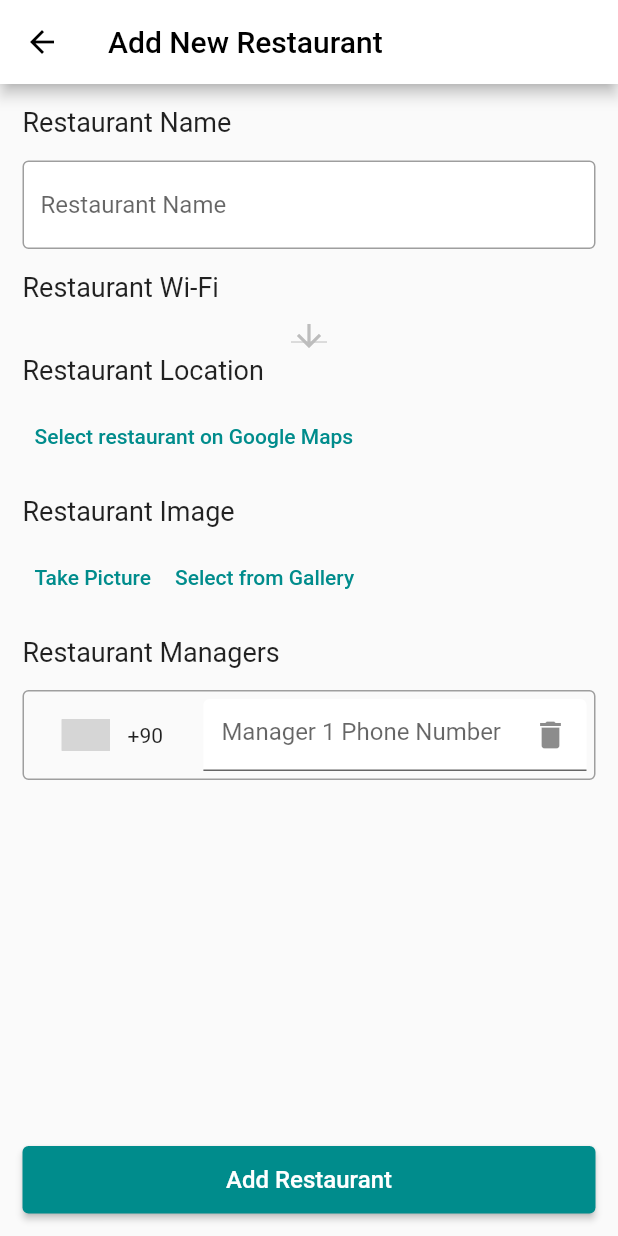
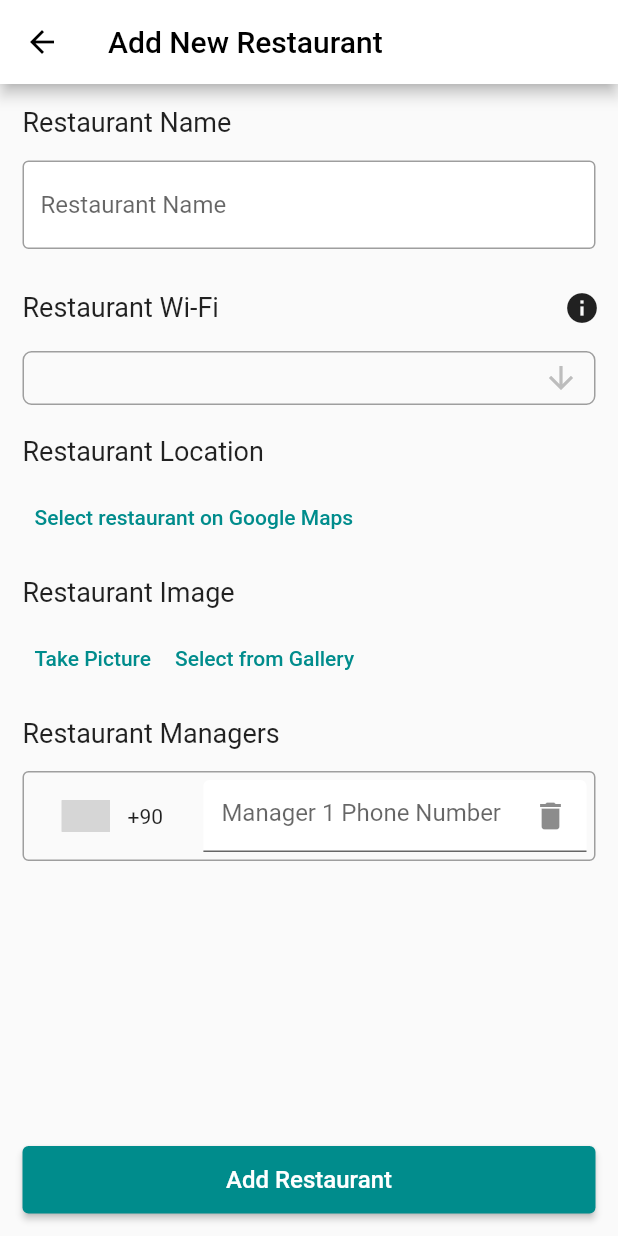
Before and after one commit to alidogangullu/project_mobile, a Flutter app: the AddRestaurant screen opened directly, on a phone screen of 412 x 824 dp. Run offline on Flutter 3.47's test engine with Material 2 defaults, Android fonts, the phone set to English and light mode, and no system bars; drawn by our look-alikes of intl_phone_number_input; our stand-ins replace cloud_firestore, firebase_auth, firebase_core, firebase_storage, flutter_image_compress, flutter_rating_bar and 8 more; missing offline and left inert: android_flutter_wifi, mobile_scanner, place_picker, safe_device, simple_speed_dial, slide_action; accounts and stored records are empty; statements that could not run were skipped; grey boxes are pictures that could not be loaded.

```diff
--- a/lib/Customer/customerHome.dart
+++ b/lib/Customer/customerHome.dart
@@ -203,7 +203,7 @@ class HomeState extends State<Home> {
       floatingActionButton: _showSearchAndQR // Conditionally render the floating action button
           ? FloatingActionButton(
         onPressed: () {
-          //Navigator.push(context, MaterialPageRoute(builder: (context) => const QRScanner()));
+          //Navigator.pushReplacement(context, MaterialPageRoute(builder: (context) => const QRScanner()));
           Navigator.pushReplacement(context, MaterialPageRoute(builder: (context) => const MenuScreen(id: "GixzDeIROMDRAn2mAnMG", tableNo: "1")));
         },
         child: const Icon(Icons.qr_code_scanner),
--- a/lib/Customer/restaurantMenu.dart
+++ b/lib/Customer/restaurantMenu.dart
@@ -932,7 +932,7 @@ class _MenuBrowseScreenState extends State<MenuBrowseScreen> {
         iconTheme: const IconThemeData(color: Colors.black),
         leading: IconButton(
           onPressed: () {
-            Navigator.pop(context);
+            Navigator.pushReplacement(context, MaterialPageRoute(builder: (context) => const CustomerHome()));
           },
           icon: const Icon(Icons.arrow_back),
         ),
--- a/lib/Manager/management.dart
+++ b/lib/Manager/management.dart
@@ -61,7 +61,7 @@ class _ManagerPanelState extends State<ManagerPanel> {
               iconData: Icons.search, onChanged: _onSearchQueryChanged),
           Expanded(
             child: Padding(
-              padding: const EdgeInsets.symmetric(vertical: 0,horizontal: 10),
+              padding: const EdgeInsets.symmetric(vertical: 0, horizontal: 10),
               child: StreamBuilder(
                 stream: FirebaseFirestore.instance
                     .collection("Restaurants")
@@ -103,11 +103,12 @@ class _ManagerPanelState extends State<ManagerPanel> {
                                           restaurantAddress: doc['address'],
                                           restaurantID: doc.id,
                                           restaurantName: doc['name'],
-                                    restaurantFollowersCount: doc['followerCount'],
-                                    restaurantPostsCount: doc['postCount'],
+                                          restaurantFollowersCount:
+                                              doc['followerCount'],
+                                          restaurantPostsCount:
+                                              doc['postCount'],
                                           restaurantImageUrl: doc['image_url'],
-                                  )
-                                ),
+                                        )),
                               );
                             },
                             child: ClipRRect(
@@ -120,8 +121,7 @@ class _ManagerPanelState extends State<ManagerPanel> {
                                       aspectRatio: 2,
                                       child: Image.network(
                                         doc["image_url"],
-                                        fit: BoxFit
-                                            .cover,
+                                        fit: BoxFit.cover,
                                       ),
                                     ),
                                     Padding(
@@ -184,7 +184,6 @@ class AddRestaurant extends StatefulWidget {
 }
 
 class _AddRestaurantState extends State<AddRestaurant> {
-
   final restaurantNameController = TextEditingController();
   List<TextEditingController> managerPhoneControllers = [
     TextEditingController()
@@ -209,7 +208,8 @@ class _AddRestaurantState extends State<AddRestaurant> {
     Uint8List? imageBytes = await compressFile(imageFile);
 
     FirebaseStorage storage = FirebaseStorage.instance;
-    Reference ref = storage.ref().child("Image-${DateTime.now().millisecondsSinceEpoch}");
+    Reference ref =
+        storage.ref().child("Image-${DateTime.now().millisecondsSinceEpoch}");
 
     TaskSnapshot snapshot = await ref.putData(imageBytes!);
     return snapshot.ref.getDownloadURL();
@@ -234,6 +234,7 @@ class _AddRestaurantState extends State<AddRestaurant> {
   Future<void> initPlatformState() async {
     List<WifiNetwork> wifiList = await AndroidFlutterWifi.getWifiScanResult();
     setState(() {
+      ssidList.add("");
       ssidList = wifiList.map((wifi) => wifi.ssid).toList();
     });
   }
@@ -244,7 +245,6 @@ class _AddRestaurantState extends State<AddRestaurant> {
     super.initState();
   }
 
-
   bool get canAddRestaurant {
     return restaurantNameController.text.isNotEmpty &&
         address != "null" &&
@@ -252,6 +252,7 @@ class _AddRestaurantState extends State<AddRestaurant> {
   }
 
   bool loading = false;
+  bool showInformation = false;
 
   @override
   Widget build(BuildContext context) {
@@ -284,8 +285,11 @@ class _AddRestaurantState extends State<AddRestaurant> {
           textInputField(
               context, 'Restaurant Name', restaurantNameController, false),
           Padding(
-            padding: const EdgeInsets.only(left: 15, bottom: 10),
-            child: Container(
+            padding: const EdgeInsets.only(left: 15, bottom: 5),
+            child: Row(
+              mainAxisAlignment: MainAxisAlignment.spaceBetween,
+              children: [
+                Container(
                   alignment: Alignment.centerLeft,
                   child: const Text(
                     'Restaurant Wi-Fi',
@@ -294,18 +298,48 @@ class _AddRestaurantState extends State<AddRestaurant> {
                     ),
                   ),
                 ),
+                IconButton(
+                  icon: const Icon(Icons.info),
+                  onPressed: () {
+                    setState(() {
+                      showInformation = !showInformation;
+                    });
+                  },
                 ),
-          DropdownButton<String>(
+              ],
+            ),
+          ),
+          Padding(
+            padding: const EdgeInsets.only(left: 15, right: 15, bottom: 20),
+            child: Container(
+              width: double.infinity,
+              decoration: BoxDecoration(
+                border: Border.all(
+                  color: Colors.grey,
+                  width: 1,
+                ),
+                borderRadius: BorderRadius.circular(6.0),
+              ),
+              child: Column(
+                crossAxisAlignment: CrossAxisAlignment.start,
+                children: [
+                  Padding(
+                    padding: const EdgeInsets.fromLTRB(10, 5, 10, 5),
+                    child: DropdownButton<String>(
                       value: dropdownValue,
-            icon: const Icon(Icons.arrow_downward),
-            iconSize: 24,
-            elevation: 16,
+                      underline: const SizedBox(),
+                      isExpanded: true,
+                      iconEnabledColor: Theme.of(context).primaryColor,
                       onChanged: (String? newValue) {
                         setState(() {
                           dropdownValue = newValue;
+                          showInformation = false;
                         });
                       },
-            items: ssidList.asMap().entries.map<DropdownMenuItem<String>>((entry) {
+                      items: ssidList
+                          .asMap()
+                          .entries
+                          .map<DropdownMenuItem<String>>((entry) {
                         var index = entry.key;
                         var value = entry.value;
                         return DropdownMenuItem<String>(
@@ -313,7 +347,24 @@ class _AddRestaurantState extends State<AddRestaurant> {
                           child: Text(value!),
                         );
                       }).toList(),
+                      icon: const Icon(Icons.arrow_downward),
                     ),
+                  ),
+                  if (showInformation)
+                    const Padding(
+                      padding: EdgeInsets.symmetric(horizontal: 10),
+                      child: Text(
+                        'This dropdown allows you to select the Wi-Fi network for the restaurant. '
+                        'Providing this information is optional but recommended for security reasons, '
+                        'you can select a blank if you do not want.',
+                        style: TextStyle(color: Colors.grey),
+                      ),
+                    ),
+                ],
+              ),
+            ),
+          ),
+
           Padding(
             padding: const EdgeInsets.only(left: 15, bottom: 10),
             child: Container(
@@ -351,7 +402,8 @@ class _AddRestaurantState extends State<AddRestaurant> {
                       ? address
                       : 'Select restaurant on Google Maps',
                 ),
-                ),),
+              ),
+            ),
           ),
           Padding(
             padding: const EdgeInsets.only(left: 15, bottom: 10),
@@ -367,13 +419,14 @@ class _AddRestaurantState extends State<AddRestaurant> {
           ),
           Padding(
             padding: const EdgeInsets.fromLTRB(15, 0, 15, 15),
-            child:Container(
+            child: Container(
               alignment: Alignment.centerLeft,
               child: Row(
                 children: [
                   TextButton(
                     onPressed: () async {
-                      final pickedFile = await picker.pickImage(source: ImageSource.camera);
+                      final pickedFile =
+                          await picker.pickImage(source: ImageSource.camera);
                       if (pickedFile != null) {
                         _imageFile = File(pickedFile.path);
                         if (_imageFile != null) {
@@ -385,7 +438,8 @@ class _AddRestaurantState extends State<AddRestaurant> {
                   ),
                   TextButton(
                     onPressed: () async {
-                      final pickedFile = await picker.pickImage(source: ImageSource.gallery);
+                      final pickedFile =
+                          await picker.pickImage(source: ImageSource.gallery);
                       if (pickedFile != null) {
                         _imageFile = File(pickedFile.path);
                         if (_imageFile != null) {
@@ -492,16 +546,16 @@ class _AddRestaurantState extends State<AddRestaurant> {
               },
             ),
           ),
-          loading ? const Center(child: CircularProgressIndicator()) :
-          Padding(
+          loading
+              ? const Center(child: CircularProgressIndicator())
+              : Padding(
                   padding: const EdgeInsets.all(15),
                   child: SizedBox(
                     width: double.infinity,
                     height: 45,
                     child: ElevatedButton(
                       onPressed: () async {
-                  if(canAddRestaurant){
-
+                        if (canAddRestaurant) {
                           setState(() {
                             loading = true;
                           });
@@ -510,7 +564,8 @@ class _AddRestaurantState extends State<AddRestaurant> {
                           for (var phoneController in managerPhoneControllers) {
                             String phone = phoneController.text;
                             if (phone.isNotEmpty) {
-                        String? userId = await getUserIdFromPhoneNumber(phone);
+                              String? userId =
+                                  await getUserIdFromPhoneNumber(phone);
                               if (userId != null) {
                                 userIds.add(userId);
                               }
@@ -518,7 +573,8 @@ class _AddRestaurantState extends State<AddRestaurant> {
                           }
                           userIds.add(LoginPage.userID);
 
-                    String? imageUrl = await uploadImageToFirebaseStorage(_imageFile!);
+                          String? imageUrl =
+                              await uploadImageToFirebaseStorage(_imageFile!);
 
                           await FirebaseFirestore.instance
                               .collection("Restaurants")
@@ -531,20 +587,23 @@ class _AddRestaurantState extends State<AddRestaurant> {
                             "address": address,
                             "location": [latitude, longitude],
                             "followerCount": 0,
-                      "postCount" : 0,
+                            "postCount": 0,
+                            if (dropdownValue == null) "restaurantWiFi": "",
+                            "restaurantWiFi": dropdownValue,
                           });
                           //exit
                           restaurantNameController.clear();
                           setState(() {
                             managerPhoneControllers.clear();
-                      managerPhoneControllers.add(TextEditingController());
+                            managerPhoneControllers
+                                .add(TextEditingController());
                           });
 
                           Navigator.pop(context);
-                  }
-                  else{
+                        } else {
                           const snackBar = SnackBar(
-                      content: Text('Please fill in all required fields.'),
+                            content:
+                                Text('Please fill in all required fields.'),
                           );
                           ScaffoldMessenger.of(context).showSnackBar(snackBar);
                         }
--- a/pubspec.yaml
+++ b/pubspec.yaml
@@ -62,6 +62,7 @@ dependencies:
   url_launcher: ^6.1.11
   android_flutter_wifi: ^0.1.2
   permission_handler: ^9.2.0
+  archive: any
 
 dev_dependencies:
   flutter_test:
```
Also changed, not shown: lib/Customer/qrScanner.dart (+32 -26 lines), lib/Manager/qrGenerator.dart (+72 -9 lines), pubspec.lock. Lines whose indentation alone changed are shown as unchanged.
